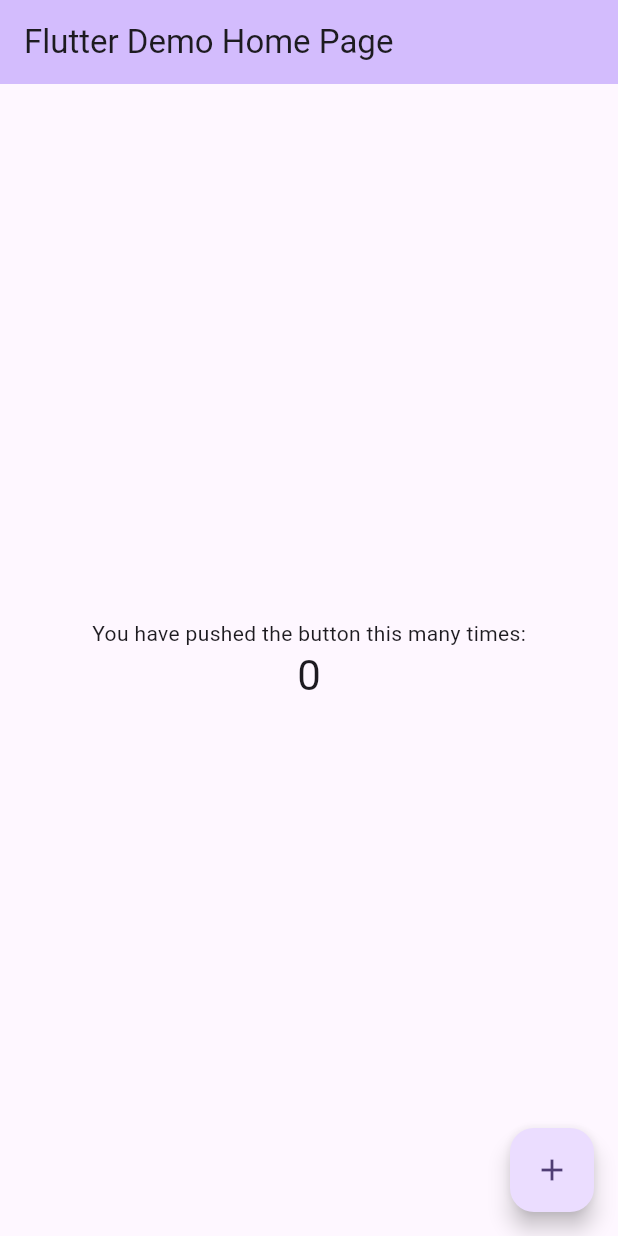
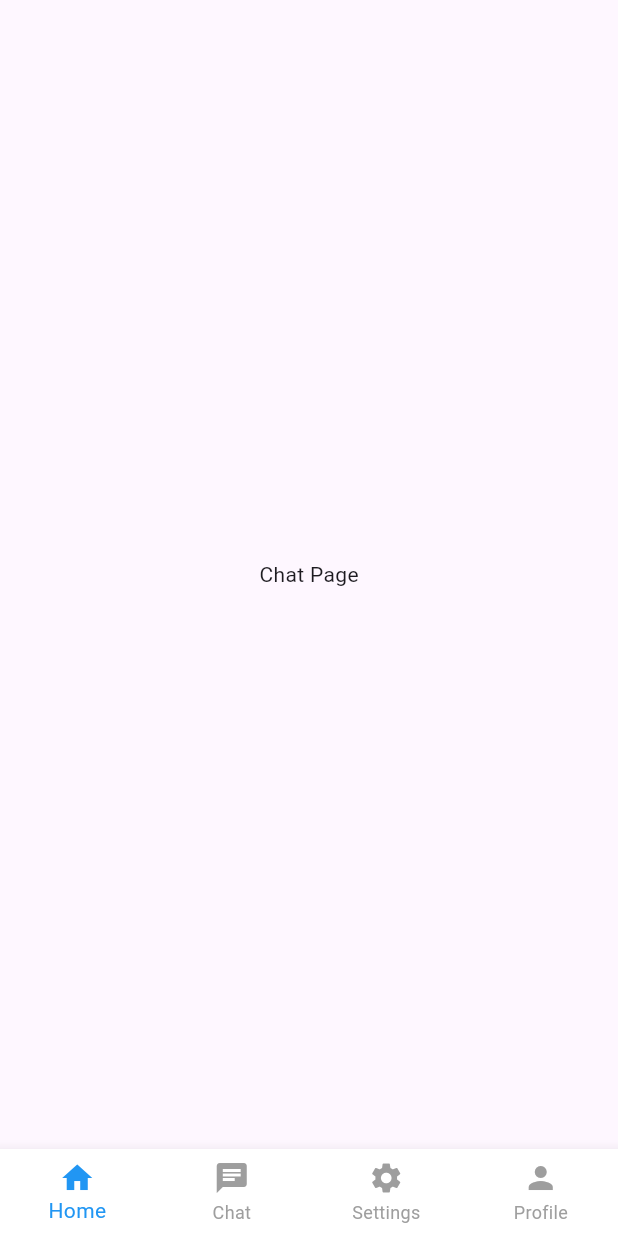
Before and after one commit to dirty-bro-tech/peers-touch-mobile, a Flutter app: the screen it shows after launch, on a phone screen of 412 x 824 dp. Run offline on Flutter 3.47's test engine with Material 3 defaults, Android fonts, the phone set to English and light mode, and no system bars.

Commit message:
add init pages

```diff
--- /dev/null
+++ b/lib/components/navigation/bottom_nav_bar.dart
@@ -0,0 +1,42 @@
+import 'package:flutter/material.dart';
+
+class BottomNavBar extends StatelessWidget {
+  final int currentIndex;
+  final Function(int) onTap;
+
+  const BottomNavBar({
+    super.key,
+    required this.currentIndex,
+    required this.onTap,
+  });
+
+  @override
+  Widget build(BuildContext context) {
+    return BottomNavigationBar(
+      currentIndex: currentIndex,
+      onTap: onTap,
+      type: BottomNavigationBarType.fixed,
+      selectedItemColor: Colors.blue,
+      unselectedItemColor: Colors.grey,
+      backgroundColor: Colors.white,
+      items: const [
+        BottomNavigationBarItem(
+          icon: Icon(Icons.home),
+          label: 'Home',
+        ),
+        BottomNavigationBarItem(
+          icon: Icon(Icons.chat),
+          label: 'Chat',
+        ),
+        BottomNavigationBarItem(
+          icon: Icon(Icons.settings),
+          label: 'Settings',
+        ),
+        BottomNavigationBarItem(
+          icon: Icon(Icons.person),
+          label: 'Profile',
+        ),
+      ],
+    );
+  }
+}
--- a/lib/main.dart
+++ b/lib/main.dart
@@ -1,4 +1,8 @@
 import 'package:flutter/material.dart';
+
+import 'package:pure_touch/pages/chat_page.dart';
+
+import 'components/navigation/bottom_nav_bar.dart';
 
 void main() {
   runApp(const MyApp());
@@ -7,33 +11,19 @@
 class MyApp extends StatelessWidget {
   const MyApp({super.key});
 
-  // This widget is the root of your application.
   @override
   Widget build(BuildContext context) {
     return MaterialApp(
-      title: 'Flutter Demo',
+      title: 'Peers Touch',
       theme: ThemeData(
-        // This is the theme of your application.
-        //
-        // TRY THIS: Try running your application with "flutter run". You'll see
-        // the application has a purple toolbar. Then, without quitting the app,
-        // try changing the seedColor in the colorScheme below to Colors.green
-        // and then invoke "hot reload" (save your changes or press the "hot
-        // reload" button in a Flutter-supported IDE, or press "r" if you used
-        // the command line to start the app).
-        //
-        // Notice that the counter didn't reset back to zero; the application
-        // state is not lost during the reload. To reset the state, use hot
-        // restart instead.
-        //
-        // This works for code too, not just values: Most code changes can be
-        // tested with just a hot reload.
         colorScheme: ColorScheme.fromSeed(seedColor: Colors.deepPurple),
       ),
-      home: const MyHomePage(title: 'Flutter Demo Home Page'),
+      home: const MainScreen(), // Changed from MyHomePage
     );
   }
 }
+
+// You can keep MyHomePage for reference or remove it
 
 class MyHomePage extends StatefulWidget {
   const MyHomePage({super.key, required this.title});
@@ -120,3 +110,32 @@
     );
   }
 }
+
+class MainScreen extends StatefulWidget {
+  const MainScreen({super.key});
+
+  @override
+  State<MainScreen> createState() => _MainScreenState();
+}
+
+class _MainScreenState extends State<MainScreen> {
+  int _currentIndex = 0;
+
+  final List<Widget> _pages = const [
+    ChatPage(),
+    ChatPage(),
+    ChatPage(),
+    ChatPage(),
+  ];
+
+  @override
+  Widget build(BuildContext context) {
+    return Scaffold(
+      body: _pages[_currentIndex],
+      bottomNavigationBar: BottomNavBar(
+        currentIndex: _currentIndex,
+        onTap: (index) => setState(() => _currentIndex = index),
+      ),
+    );
+  }
+}
--- /dev/null
+++ b/lib/pages/chat_page.dart
@@ -0,0 +1,14 @@
+import 'package:flutter/material.dart';
+
+class ChatPage extends StatelessWidget {
+  const ChatPage({super.key});
+
+  @override
+  Widget build(BuildContext context) {
+    return const Scaffold(
+      body: Center(
+        child: Text('Chat Page'),
+      ),
+    );
+  }
+}
--- /dev/null
+++ b/lib/pages/home_page.dart
@@ -0,0 +1,14 @@
+import 'package:flutter/material.dart';
+
+class HomePage extends StatelessWidget {
+  const HomePage({super.key});
+
+  @override
+  Widget build(BuildContext context) {
+    return const Scaffold(
+      body: Center(
+        child: Text('Home Page'),
+      ),
+    );
+  }
+}
```
Also changed, not shown: 1 other file.
